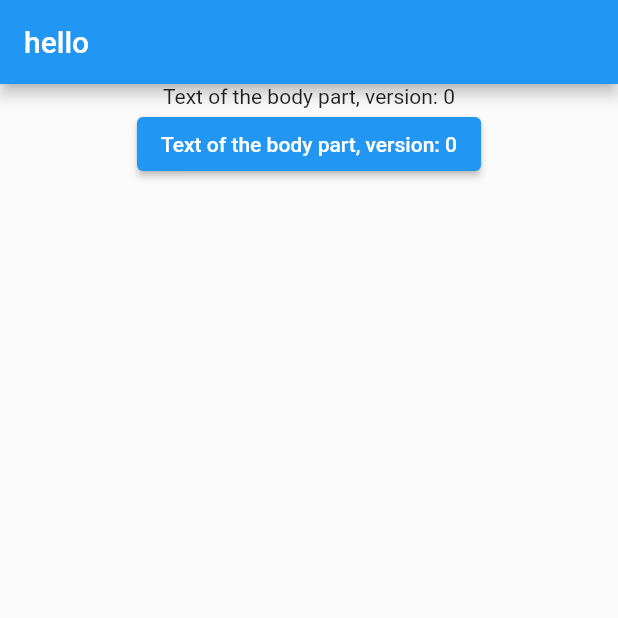
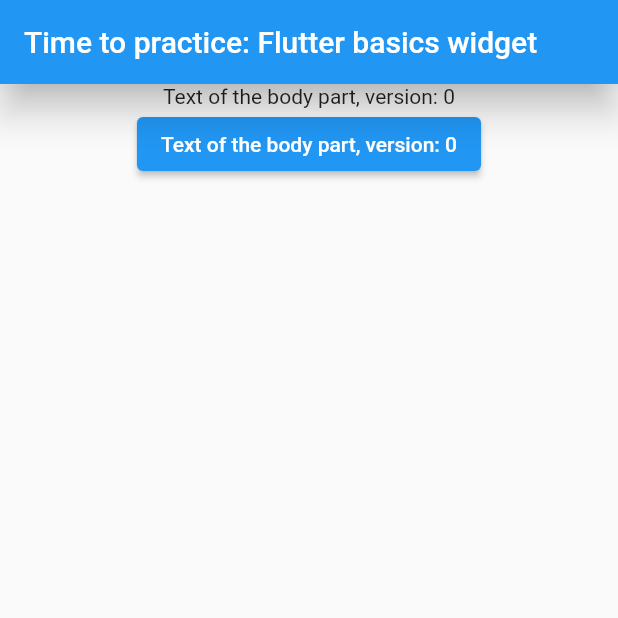
Before and after one commit to fede3mmanuel/practiceflutterbasics, a Flutter app: the screen it shows after launch, on a phone screen of 412 x 824 dp, the top half of it. Run offline on Flutter 3.47's test engine with Material 2 defaults, Android fonts, the phone set to English and light mode, and no system bars.

Commit message:
the top bar is on a widget

```diff
--- a/lib/main.dart
+++ b/lib/main.dart
@@ -1,5 +1,6 @@
 import 'package:flutter/material.dart';
-// import './appbarwid.dart';
+
+import './topbar.dart';
 import './bodytextwidget.dart';
 
 void main(List<String> args) {
@@ -11,11 +12,8 @@
   Widget build(BuildContext context) {
     return MaterialApp(
       home: Scaffold(
-        appBar: AppBar(
-          title: Text('hello'),
-        ),
+        appBar: TopBar(),
         body: bodytextwidget(),
-        // body: bodytextwidget(),
       ),
     );
   }
--- /dev/null
+++ b/lib/topbar.dart
@@ -0,0 +1,9 @@
+import 'package:flutter/material.dart';
+
+PreferredSizeWidget TopBar() {
+  return AppBar(
+    backgroundColor: Colors.blue,
+    elevation: 10,
+    title: const Text('Time to practice: Flutter basics widget'),
+  );
+}
```
Also changed, not shown: lib/appbarwid.dart (deleted, +0 -12 lines).
